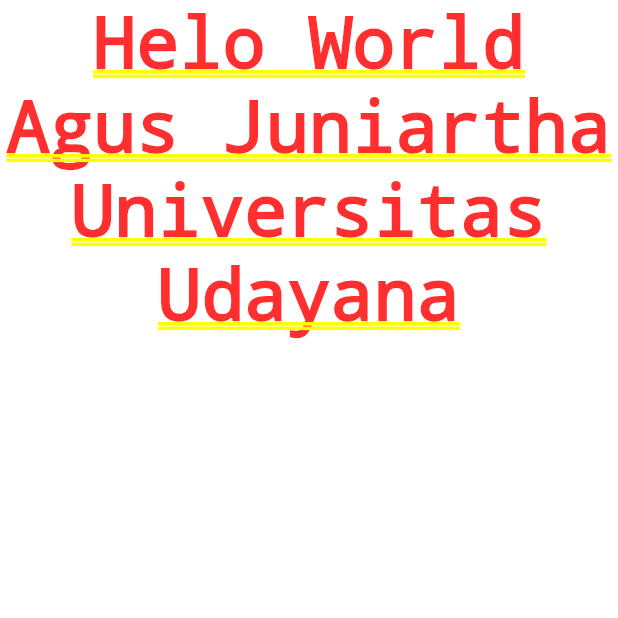
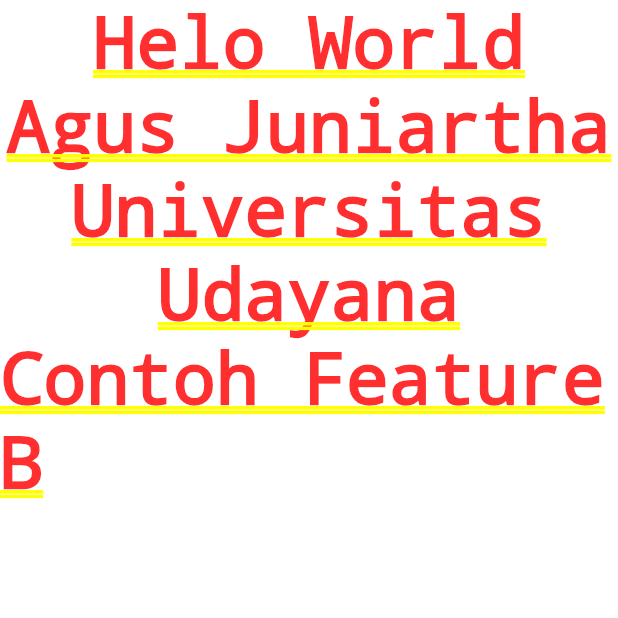
Before and after one commit to BENTOTV/amartha, a Flutter app: the screen it shows after launch, on a phone screen of 412 x 824 dp, the top half of it. Run offline on Flutter 3.47's test engine with Material 2 defaults, Android fonts, the phone set to English and light mode, and no system bars.

Commit message:
menambahkan feature B

```diff
--- a/lib/homepage.dart
+++ b/lib/homepage.dart
@@ -11,7 +11,8 @@
           Text("Helo World"),
           Text("Agus Juniartha"),
           Text("Universitas"),
-          Text("Udayana")
+          Text("Udayana"),
+          Text("Contoh Feature B")
         ],
       ),
 
```
